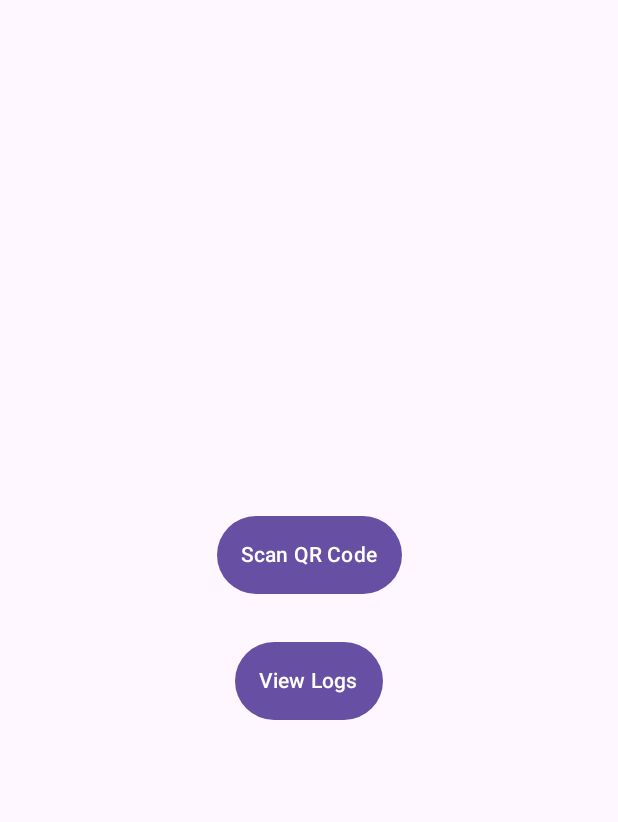
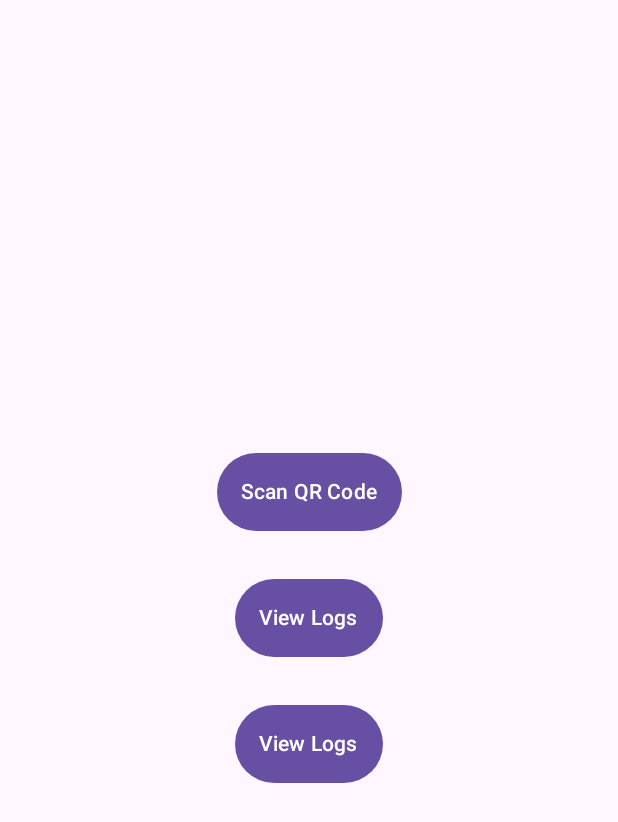
Before and after one commit to IamTV50/Mobilna_aplikacija, an Android app built with Jetpack Compose: the HomeScreen screen opened through its navigation route, on a phone screen of 412 x 824 dp. Shown: the top 822 px of the screen. Run offline under Robolectric (Android 15) with nearby library versions, the phone set to English and light mode, and no system bars; libraries missing offline, so code that uses them is left out: org.bson.types.

```diff
--- a/app/src/main/AndroidManifest.xml
+++ b/app/src/main/AndroidManifest.xml
@@ -25,14 +25,14 @@
 
         <provider
             android:name="androidx.core.content.FileProvider"
-            android:authorities="${applicationId}.fileprovider"
+            android:authorities="com.example.mobilna_aplikacija_paketnik.fileprovider"
             android:exported="false"
             android:grantUriPermissions="true">
-
             <meta-data
                 android:name="android.support.FILE_PROVIDER_PATHS"
                 android:resource="@xml/file_paths" />
         </provider>
+
 
         <activity
             android:name=".MainActivity2"
--- a/app/src/main/java/com/example/mobilna_aplikacija_paketnik/API/Register/RegisterInterFace.kt
+++ b/app/src/main/java/com/example/mobilna_aplikacija_paketnik/API/Register/RegisterInterFace.kt
@@ -1,12 +1,22 @@
+import android.service.autofill.UserData
 import com.example.mobilna_aplikacija_paketnik.API.Register.RegisterResponse
+import com.example.mobilna_aplikacija_paketnik.API.Register.RegisterUser
 import okhttp3.MultipartBody
 import retrofit2.Response
+import retrofit2.http.Body
 import retrofit2.http.Multipart
 import retrofit2.http.POST
 import retrofit2.http.Part
 
 interface RegisterInterFace {
+    @POST("/users")
+    suspend fun register(
+      @Body requestBody: RegisterUser
+    ): Response<RegisterResponse>
+
     @Multipart
     @POST("/users/register")
-    suspend fun register(@Part parts: List<MultipartBody.Part>): Response<RegisterResponse>
+    suspend fun uploadImages(
+        @Part images: List<MultipartBody.Part>
+    ): Response<RegisterResponse>
 }
--- /dev/null
+++ b/app/src/main/java/com/example/mobilna_aplikacija_paketnik/API/Register/RegisterUser.kt
@@ -0,0 +1,5 @@
+package com.example.mobilna_aplikacija_paketnik.API.Register
+
+data class RegisterUser(val username: String,
+                        val password: String,
+                        val email: String)
--- a/app/src/main/java/com/example/mobilna_aplikacija_paketnik/MainActivity.kt
+++ b/app/src/main/java/com/example/mobilna_aplikacija_paketnik/MainActivity.kt
@@ -40,6 +40,8 @@ import java.time.ZoneId
 import java.util.Date
 import kotlin.random.Random
 
+
+
 @ExperimentalMaterial3Api
 class MainActivity : ComponentActivity() {
     private lateinit var sharedPreferences: SharedPreferences
@@ -51,7 +53,7 @@ class MainActivity : ComponentActivity() {
         val scope = CoroutineScope(Dispatchers.Main)
         super.onCreate(savedInstanceState)
         val retrofit = Retrofit.Builder()
-            .baseUrl("http://192.168.0.44:3001/") // Replace with your API base URL
+            .baseUrl("http://10.0.2.2:3001/") // Replace with your API base URL
             .addConverterFactory(GsonConverterFactory.create())
             .build()
         val retrofitAPI = Retrofit.Builder()
@@ -107,7 +109,7 @@ class MainActivity : ComponentActivity() {
             setContent {
                 val navController = rememberNavController()
 
-                NavHost(navController, startDestination = "login") {
+                NavHost(navController, startDestination = "register") {
                     composable("home") {
                         HomeScreen(navController)
                     }
--- a/app/src/main/java/com/example/mobilna_aplikacija_paketnik/screens/HomeScreen.kt
+++ b/app/src/main/java/com/example/mobilna_aplikacija_paketnik/screens/HomeScreen.kt
@@ -17,6 +17,8 @@ import androidx.compose.ui.Alignment
 import androidx.compose.ui.Modifier
 import androidx.compose.ui.unit.dp
 import androidx.navigation.NavController
+
+
 
 @SuppressLint("UnusedMaterial3ScaffoldPaddingParameter")
 @OptIn(ExperimentalMaterial3Api::class)
@@ -45,6 +47,14 @@ fun HomeScreen(navController: NavController) {
                 ) {
                     Text("View Logs")
                 }
+                Button(
+                    onClick = { navController.navigate("register") },
+                    modifier = Modifier.padding(16.dp),
+                    shape = CircleShape,
+                    contentPadding = PaddingValues(16.dp)
+                ) {
+                    Text("View Logs")
+                }
             }
         }
     )
```
Also changed, not shown: app/src/main/java/com/example/mobilna_aplikacija_paketnik/screens/RegisterScreen.kt (+61 -28 lines), app/build.gradle (line endings or trailing spaces).
